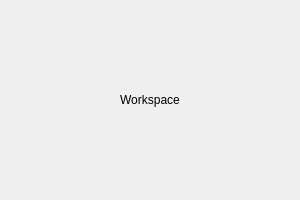
Before: the Qt Designer form App/gui/widgets/workspace.ui in hattaarshavin/PikselCat, drawn with Qt 5.
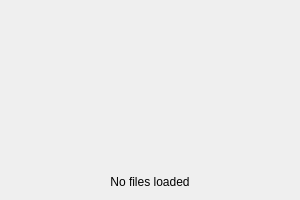
After: the same form once the commit is applied.

```diff
--- a/App/gui/widgets/workspace.ui
+++ b/App/gui/widgets/workspace.ui
@@ -12,9 +12,19 @@
   </property>
   <layout class="QVBoxLayout" name="verticalLayout">
    <item>
-    <widget class="QLabel" name="label">
+    <widget class="QWidget" name="dndContainer" native="true">
+     <property name="sizePolicy">
+      <sizepolicy hsizetype="Expanding" vsizetype="Expanding">
+       <horstretch>0</horstretch>
+       <verstretch>0</verstretch>
+      </sizepolicy>
+     </property>
+    </widget>
+   </item>
+   <item>
+    <widget class="QLabel" name="fileListLabel">
      <property name="text">
-      <string>Workspace</string>
+      <string>No files loaded</string>
      </property>
      <property name="alignment">
       <set>Qt::AlignCenter</set>
```
